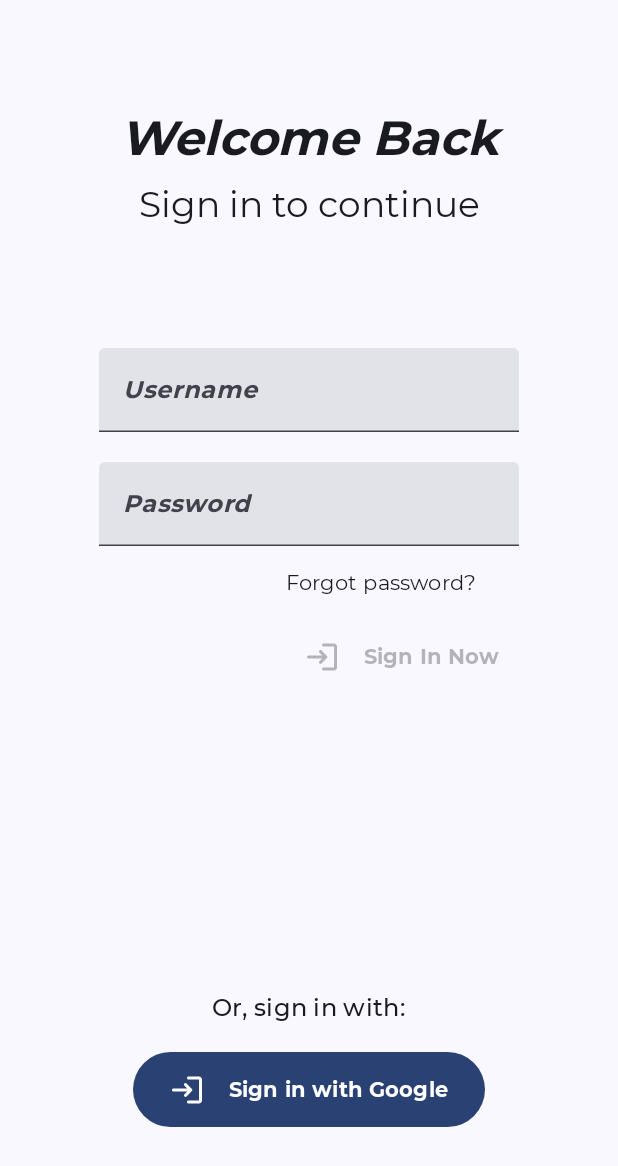
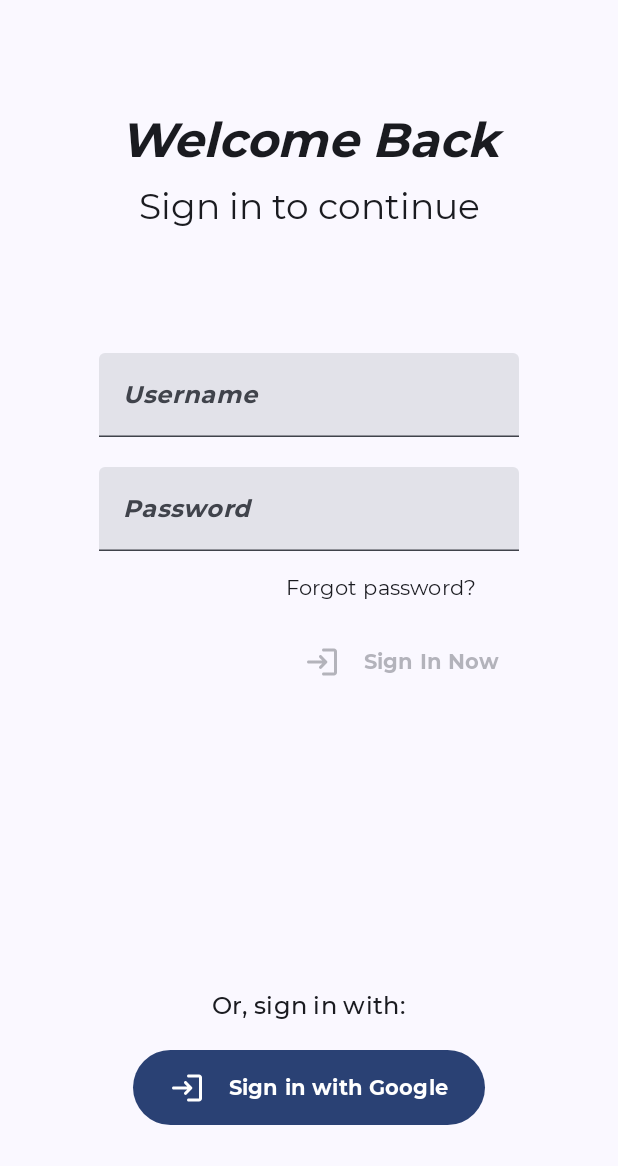
Before and after one commit to yanosDev/CoreLibrary, an Android app built with Jetpack Compose: the composable SignInScreen shown on its own in the app's theme, on a phone screen of 412 x 824 dp. Shown: the top 1166 px of the screen. Run offline under Robolectric (Android 15) with nearby library versions, the phone set to English and light mode, and no system bars; our stand-ins replace window size class; libraries missing offline, so code that uses them is left out: com.google.accompanist.adaptive; 1 statement that could not run was skipped.

Commit message:
improve authentication flow 2

```diff
--- a/FirestoreWrapper/src/main/java/de/yanos/firestorewrapper/ui/AuthenticationActivity.kt
+++ b/FirestoreWrapper/src/main/java/de/yanos/firestorewrapper/ui/AuthenticationActivity.kt
@@ -7,9 +7,11 @@ import androidx.activity.compose.rememberLauncherForActivityResult
 import androidx.activity.result.IntentSenderRequest
 import androidx.activity.result.contract.ActivityResultContracts
 import androidx.compose.foundation.layout.*
+import androidx.compose.foundation.rememberScrollState
 import androidx.compose.foundation.shape.RoundedCornerShape
 import androidx.compose.foundation.text.ClickableText
 import androidx.compose.foundation.text.KeyboardOptions
+import androidx.compose.foundation.verticalScroll
 import androidx.compose.material.icons.Icons
 import androidx.compose.material.icons.rounded.Login
 import androidx.compose.material.icons.rounded.Logout
@@ -90,26 +92,31 @@ private fun SignInScreen(modifier: Modifier = Modifier, authExecutor: (AuthActio
     Column(
         modifier = modifier
             .fillMaxSize()
+            .verticalScroll(rememberScrollState())
             .padding(32.dp),
         verticalArrangement = Arrangement.SpaceAround,
-        horizontalAlignment = Alignment.CenterHorizontally
+        horizontalAlignment = Alignment.CenterHorizontally,
     ) {
         var username by remember { mutableStateOf(TextFieldValue()) }
         var password by remember { mutableStateOf(TextFieldValue()) }
         Column(
+            modifier = Modifier.padding(4.dp),
             horizontalAlignment = Alignment.CenterHorizontally
         ) {
             Text(
                 text = stringResource(id = R.string.welcome),
                 style = MaterialTheme.typography.headlineLarge,
+                color = MaterialTheme.colorScheme.onSurface
             )
             Spacer(modifier = Modifier.height(10.dp))
             Text(
                 text = stringResource(id = R.string.signIn_to_continue),
                 style = MaterialTheme.typography.headlineSmall,
+                color = MaterialTheme.colorScheme.onSurface
             )
         }
         Column(
+            modifier = Modifier.padding(4.dp),
             horizontalAlignment = Alignment.CenterHorizontally
         ) {
             TextField(
@@ -133,11 +140,12 @@ private fun SignInScreen(modifier: Modifier = Modifier, authExecutor: (AuthActio
                     ClickableText(
                         text = AnnotatedString(stringResource(id = R.string.forgot_password)),
                         onClick = { authExecutor(PasswordReset(email = username.text)) },
-                        style = MaterialTheme.typography.bodyMedium
+                        style = MaterialTheme.typography.bodyMedium.copy(color = MaterialTheme.colorScheme.onSurface),
                     )
                 else Text(
-                    text = AnnotatedString(stringResource(id = R.string.forgot_password)),
-                    style = MaterialTheme.typography.bodyMedium
+                    text = stringResource(id = R.string.forgot_password),
+                    style = MaterialTheme.typography.bodyMedium,
+                    color = MaterialTheme.colorScheme.onSurface
                 )
                 Spacer(modifier = Modifier.height(16.dp))
                 TextButton(
@@ -159,6 +167,7 @@ private fun SignInScreen(modifier: Modifier = Modifier, authExecutor: (AuthActio
         }
         Spacer(modifier = Modifier.height(20.dp))
         Column(
+            modifier = Modifier.padding(4.dp),
             horizontalAlignment = Alignment.CenterHorizontally
         ) {
             Text(
```
